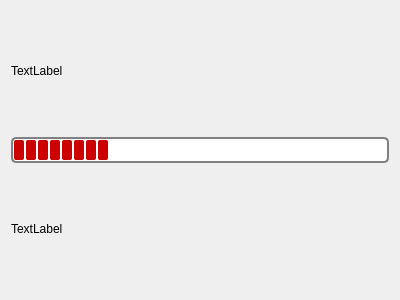
Above: Ui/loaderqt.ui from Vazquinhos/CatalunyaCircuit before the change. Below: the same form after it.
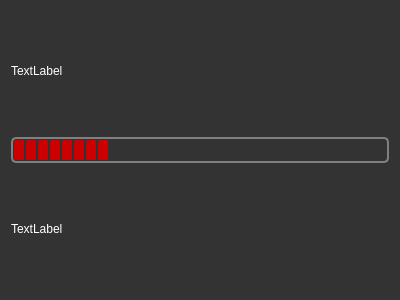
That is the form after the change.

```diff
--- a/Ui/loaderqt.ui
+++ b/Ui/loaderqt.ui
@@ -14,7 +14,8 @@
    <string>Form</string>
   </property>
   <property name="styleSheet">
-   <string notr="true"/>
+   <string notr="true">     background-color: #333333;
+	 color:white;</string>
   </property>
   <layout class="QVBoxLayout" name="verticalLayout">
    <item>
```
